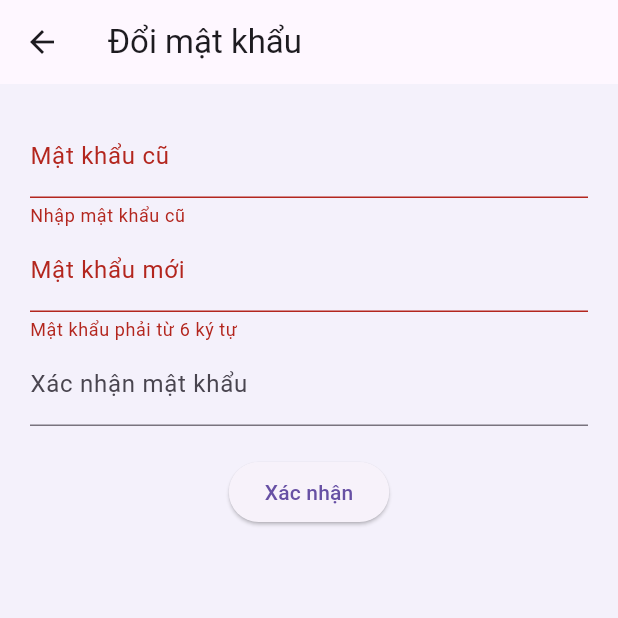
After one commit to neradehiu/DevOps-app, a Flutter app: the ChangePasswordScreen screen opened directly, after a tap on "Xác nhận", on a phone screen of 412 x 824 dp, the top half of it. The commit adds this screen. Run offline on Flutter 3.47's test engine with Material 3 defaults, Android fonts, the phone set to English and light mode, and no system bars; our stand-ins replace flutter_secure_storage, get, jwt_decoder; missing offline and left inert: stomp_dart_client; accounts and stored records are empty; network calls fail.

Commit message:
screen hà

```diff
--- a/lib/screens/admin_notifications_screen.dart
+++ b/lib/screens/admin_notifications_screen.dart
@@ -76,7 +76,7 @@ class _AdminNotificationsScreenState extends State<AdminNotificationsScreen> {
             case 2:
               break;
             case 3:
-              Navigator.pushReplacementNamed(context, '/admin/me');
+              Navigator.pushReplacementNamed(context, '/admin/profile');
               break;
             case 4:
               Navigator.pushReplacementNamed(context, '/admin/settings');
--- a/lib/screens/admin_settings_screen.dart
+++ b/lib/screens/admin_settings_screen.dart
@@ -2,6 +2,7 @@ import 'package:flutter/material.dart';
 import 'package:flutter_secure_storage/flutter_secure_storage.dart';
 import 'package:get/get.dart';
 import '../../controllers/theme_controller.dart';
+import 'change_password_screen.dart';
 
 class AdminSettingsScreen extends StatefulWidget {
   const AdminSettingsScreen({super.key});
@@ -56,7 +57,10 @@ class _AdminSettingsScreenState extends State<AdminSettingsScreen> {
             Navigator.pushNamed(context, '/admin/profile');
           }),
           _buildSettingTile("Đổi mật khẩu", Icons.lock_reset, () {
-            // Điều hướng nếu có trang đổi mật khẩu
+            Navigator.push(
+              context,
+              MaterialPageRoute(builder: (context) => const ChangePasswordScreen()),
+            );
           }),
           _buildDarkModeSwitch(),
           _buildSettingTile("Thông tin ứng dụng", Icons.info, () {
--- /dev/null
+++ b/lib/screens/change_password_screen.dart
@@ -0,0 +1,99 @@
+import 'package:flutter/material.dart';
+import 'package:flutter_secure_storage/flutter_secure_storage.dart';
+
+class ChangePasswordScreen extends StatefulWidget {
+  const ChangePasswordScreen({super.key});
+
+  @override
+  State<ChangePasswordScreen> createState() => _ChangePasswordScreenState();
+}
+
+class _ChangePasswordScreenState extends State<ChangePasswordScreen> {
+  final _formKey = GlobalKey<FormState>();
+  final oldPasswordController = TextEditingController();
+  final newPasswordController = TextEditingController();
+  final confirmPasswordController = TextEditingController();
+
+  final storage = const FlutterSecureStorage();
+
+  bool _isLoading = false;
+  String? _error;
+
+  Future<void> _changePassword() async {
+    if (!_formKey.currentState!.validate()) return;
+
+    setState(() {
+      _isLoading = true;
+      _error = null;
+    });
+
+    try {
+      final token = await storage.read(key: 'token');
+
+      if (token == null) throw Exception("Token không tồn tại");
+
+      // TODO: Gọi API đổi mật khẩu
+      // Ví dụ: await AdminService().changePassword(old, new, token);
+
+      // Xử lý thành công
+      if (!mounted) return;
+      ScaffoldMessenger.of(context).showSnackBar(
+        const SnackBar(content: Text('Đổi mật khẩu thành công!')),
+      );
+      Navigator.pop(context);
+    } catch (e) {
+      setState(() => _error = "Lỗi: ${e.toString()}");
+    } finally {
+      setState(() => _isLoading = false);
+    }
+  }
+
+  @override
+  Widget build(BuildContext context) {
+    return Scaffold(
+      appBar: AppBar(title: const Text("Đổi mật khẩu")),
+      body: Padding(
+        padding: const EdgeInsets.all(20),
+        child: Form(
+          key: _formKey,
+          child: Column(
+            children: [
+              if (_error != null) ...[
+                Text(_error!, style: const TextStyle(color: Colors.red)),
+                const SizedBox(height: 10),
+              ],
+              TextFormField(
+                controller: oldPasswordController,
+                obscureText: true,
+                decoration: const InputDecoration(labelText: "Mật khẩu cũ"),
+                validator: (value) =>
+                value == null || value.isEmpty ? "Nhập mật khẩu cũ" : null,
+              ),
+              TextFormField(
+                controller: newPasswordController,
+                obscureText: true,
+                decoration: const InputDecoration(labelText: "Mật khẩu mới"),
+                validator: (value) =>
+                value == null || value.length < 6 ? "Mật khẩu phải từ 6 ký tự" : null,
+              ),
+              TextFormField(
+                controller: confirmPasswordController,
+                obscureText: true,
+                decoration: const InputDecoration(labelText: "Xác nhận mật khẩu"),
+                validator: (value) =>
+                value != newPasswordController.text ? "Mật khẩu không khớp" : null,
+              ),
+              const SizedBox(height: 20),
+              ElevatedButton(
+                onPressed: _isLoading ? null : _changePassword,
+                child: _isLoading
+                    ? const CircularProgressIndicator()
+                    : const Text("Xác nhận"),
+              )
+            ],
+          ),
+        ),
+      ),
+    );
+  }
+}
--- a/lib/services/auth_service.dart
+++ b/lib/services/auth_service.dart
@@ -41,10 +41,13 @@ class AuthService {
         final token = json['token'];
         final role = json['role'];
         final username = json['username'];
+        final id = json['id'];
 
+        // ✅ Lưu đầy đủ vào storage
         await storage.write(key: 'token', value: token);
         await storage.write(key: 'role', value: role);
         await storage.write(key: 'username', value: username);
+        await storage.write(key: 'id', value: id.toString());
 
         onSuccess(role);
         return null;
@@ -56,7 +59,6 @@ class AuthService {
       return 'Lỗi đăng nhập: $e';
     }
   }
-
 
   Future<String?> forgotPassword(String email) async {
     try {
```
Also changed, not shown: lib/screens/admin_profile_screen.dart (+2 -18 lines), lib/screens/admin_screen.dart (+9 -7 lines), lib/screens/user_screen.dart (+11 -2 lines), lib/screens/ww_screen.dart (+20 -4 lines), lib/services/admin_service.dart (+19 -1 lines), lib/services/work_service.dart (+5 -19 lines).
